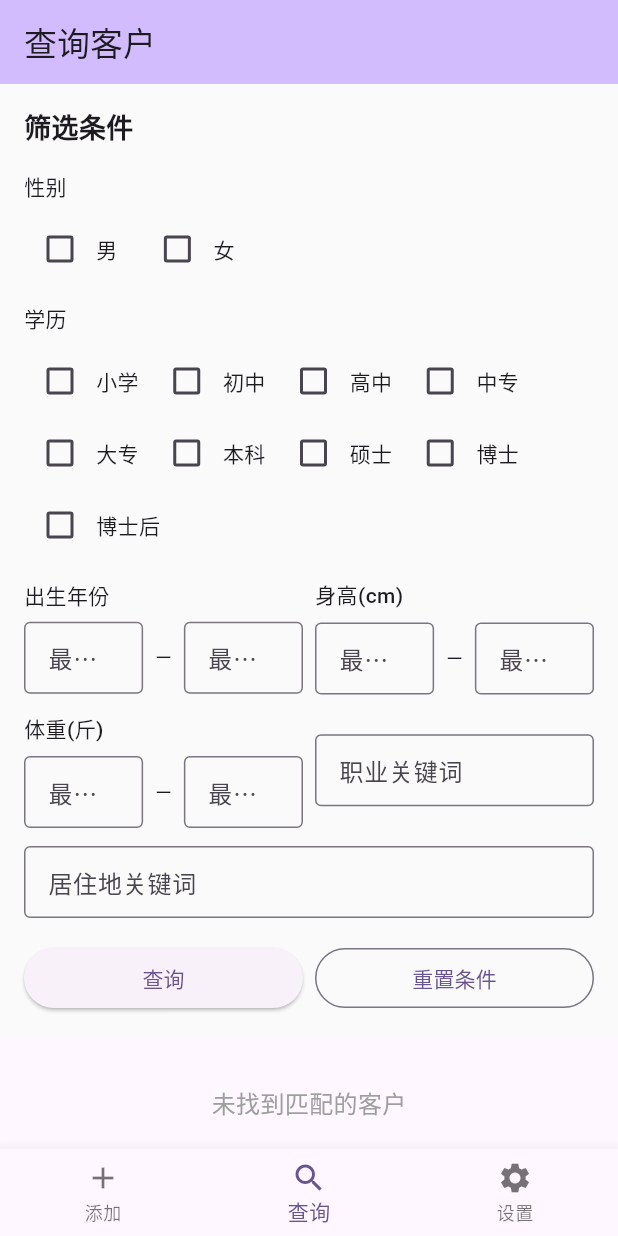
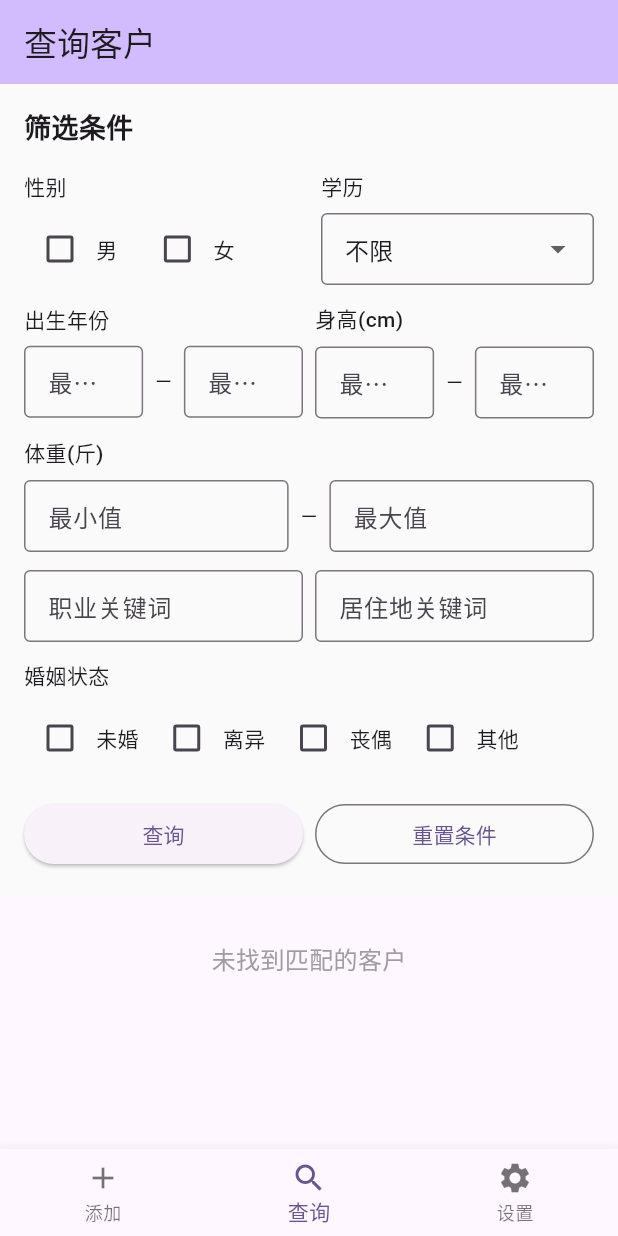
Before and after one commit to MiQieR/MatchBook, a Flutter app: the screen it shows after launch, item 2 of the bottom bar chosen, after a tap on "查询", on a phone screen of 412 x 824 dp. Run offline on Flutter 3.47's test engine with Material 3 defaults, Android fonts, the phone set to English and light mode, and no system bars; our stand-ins replace drift, drift_flutter; accounts and stored records are empty; generated files the repository leaves out were written again.

Commit message:
增加车、房、婚姻状态、有无小孩项目

```diff
--- a/lib/database/client.dart
+++ b/lib/database/client.dart
@@ -9,7 +9,6 @@ enum Gender {
 }
 
 enum Education {
-  primary('小学'),
   juniorHigh('初中'),
   seniorHigh('高中'),
   vocational('中专'),
@@ -20,6 +19,16 @@ enum Education {
   postdoc('博士后');
 
   const Education(this.label);
+  final String label;
+}
+
+enum MaritalStatus {
+  single('未婚'),
+  divorced('离异'),
+  widowed('丧偶'),
+  other('其他');
+
+  const MaritalStatus(this.label);
   final String label;
 }
 
@@ -36,6 +45,10 @@ class Clients extends Table {
   TextColumn get occupation => text()();
   TextColumn get familyInfo => text()();
   TextColumn get annualIncome => text()();
+  TextColumn get car => text()();
+  TextColumn get house => text()();
+  IntColumn get maritalStatus => intEnum<MaritalStatus>()();
+  TextColumn get children => text()();
   TextColumn get selfEvaluation => text()();
   TextColumn get partnerRequirements => text()();
 
--- a/lib/database/database.dart
+++ b/lib/database/database.dart
@@ -10,7 +10,7 @@ class AppDatabase extends _$AppDatabase {
   AppDatabase() : super(_openConnection());
 
   @override
-  int get schemaVersion => 2;
+  int get schemaVersion => 3;
 
   static QueryExecutor _openConnection() {
     return driftDatabase(
@@ -45,6 +45,7 @@ class AppDatabase extends _$AppDatabase {
     List<Education>? educations,
     String? occupation,
     String? residence,
+    List<MaritalStatus>? maritalStatuses,
   }) {
     final query = select(clients);
 
@@ -88,6 +89,10 @@ class AppDatabase extends _$AppDatabase {
       query.where((tbl) => tbl.residence.contains(residence));
     }
 
+    if (maritalStatuses != null && maritalStatuses.isNotEmpty) {
+      query.where((tbl) => tbl.maritalStatus.isIn(maritalStatuses.map((m) => m.index)));
+    }
+
     return query.get();
   }
 }
--- a/lib/pages/input_page.dart
+++ b/lib/pages/input_page.dart
@@ -19,6 +19,7 @@ class _InputPageState extends State<InputPage> {
 
   Gender? _selectedGender;
   Education? _selectedEducation;
+  MaritalStatus? _selectedMaritalStatus;
   bool _isSaving = false;
 
   @override
@@ -31,7 +32,8 @@ class _InputPageState extends State<InputPage> {
     final fields = [
       'recommender', 'clientId', 'birthYear',
       'birthPlace', 'residence', 'height', 'weight', 'occupation',
-      'familyInfo', 'annualIncome', 'selfEvaluation', 'partnerRequirements'
+      'familyInfo', 'annualIncome', 'car', 'house', 'children',
+      'selfEvaluation', 'partnerRequirements'
     ];
 
     for (String field in fields) {
@@ -40,6 +42,7 @@ class _InputPageState extends State<InputPage> {
     }
     _hasError['gender'] = false;
     _hasError['education'] = false;
+    _hasError['maritalStatus'] = false;
   }
 
   @override
@@ -71,6 +74,11 @@ class _InputPageState extends State<InputPage> {
 
     if (_selectedEducation == null) {
       _hasError['education'] = true;
+      hasValidationErrors = true;
+    }
+
+    if (_selectedMaritalStatus == null) {
+      _hasError['maritalStatus'] = true;
       hasValidationErrors = true;
     }
 
@@ -150,6 +158,10 @@ class _InputPageState extends State<InputPage> {
         occupation: drift.Value(_controllers['occupation']!.text.trim()),
         familyInfo: drift.Value(_controllers['familyInfo']!.text.trim()),
         annualIncome: drift.Value(_controllers['annualIncome']!.text.trim()),
+        car: drift.Value(_controllers['car']!.text.trim()),
+        house: drift.Value(_controllers['house']!.text.trim()),
+        maritalStatus: drift.Value(_selectedMaritalStatus!),
+        children: drift.Value(_controllers['children']!.text.trim()),
         selfEvaluation: drift.Value(_controllers['selfEvaluation']!.text.trim()),
         partnerRequirements: drift.Value(_controllers['partnerRequirements']!.text.trim()),
       );
@@ -190,6 +202,7 @@ class _InputPageState extends State<InputPage> {
     setState(() {
       _selectedGender = null;
       _selectedEducation = null;
+      _selectedMaritalStatus = null;
       _hasError.updateAll((key, value) => false);
     });
   }
@@ -225,6 +238,15 @@ class _InputPageState extends State<InputPage> {
               _buildTextField('职业', 'occupation'),
               _buildTextField('父母职业及家人几口', 'familyInfo'),
               _buildTextField('年收入', 'annualIncome'),
+              Row(
+                children: [
+                  Expanded(child: _buildTextField('车', 'car')),
+                  const SizedBox(width: 8),
+                  Expanded(child: _buildTextField('房', 'house')),
+                ],
+              ),
+              _buildMaritalStatusDropdown(),
+              _buildTextField('有无小孩', 'children', hint: '男女，几个，跟谁'),
               _buildTextField('自我评价', 'selfEvaluation', maxLines: 3),
               _buildTextField('择偶要求', 'partnerRequirements', maxLines: 3),
               const SizedBox(height: 24),
@@ -412,4 +434,48 @@ class _InputPageState extends State<InputPage> {
       ),
     );
   }
+
+  Widget _buildMaritalStatusDropdown() {
+    return Padding(
+      padding: const EdgeInsets.only(bottom: 12.0),
+      child: DropdownButtonFormField<MaritalStatus>(
+        decoration: InputDecoration(
+          labelText: '婚姻状态 *',
+          border: OutlineInputBorder(
+            borderSide: BorderSide(
+              color: _hasError['maritalStatus']! ? Colors.red : Colors.grey,
+            ),
+          ),
+          enabledBorder: OutlineInputBorder(
+            borderSide: BorderSide(
+              color: _hasError['maritalStatus']! ? Colors.red : Colors.grey.shade300,
+            ),
+          ),
+          focusedBorder: OutlineInputBorder(
+            borderSide: BorderSide(
+              color: _hasError['maritalStatus']! ? Colors.red : Theme.of(context).primaryColor,
+            ),
+          ),
+          filled: _hasError['maritalStatus']!,
+          fillColor: _hasError['maritalStatus']! ? Colors.red.shade50 : null,
+          labelStyle: TextStyle(
+            color: _hasError['maritalStatus']! ? Colors.red : null,
+          ),
+        ),
+        value: _selectedMaritalStatus,
+        items: MaritalStatus.values.map((MaritalStatus status) {
+          return DropdownMenuItem<MaritalStatus>(
+            value: status,
+            child: Text(status.label),
+          );
+        }).toList(),
+        onChanged: (MaritalStatus? value) {
+          setState(() {
+            _selectedMaritalStatus = value;
+            _hasError['maritalStatus'] = false;
+          });
+        },
+      ),
+    );
+  }
 }
--- a/lib/pages/search_page.dart
+++ b/lib/pages/search_page.dart
@@ -22,7 +22,8 @@ class _SearchPageState extends State<SearchPage> {
   final _residenceController = TextEditingController();
 
   final Set<Gender> _selectedGenders = {};
-  final Set<Education> _selectedEducations = {};
+  Education? _selectedEducation;
+  final Set<MaritalStatus> _selectedMaritalStatuses = {};
   List<Client> _searchResults = [];
   bool _isSearching = false;
 
@@ -59,9 +60,10 @@ class _SearchPageState extends State<SearchPage> {
             ? int.tryParse(_minWeightController.text) : null,
         maxWeight: _maxWeightController.text.isNotEmpty
             ? int.tryParse(_maxWeightController.text) : null,
-        educations: _selectedEducations.isNotEmpty ? _selectedEducations.toList() : null,
+        educations: _selectedEducation != null ? [_selectedEducation!] : null,
         occupation: _occupationController.text.isNotEmpty ? _occupationController.text : null,
         residence: _residenceController.text.isNotEmpty ? _residenceController.text : null,
+        maritalStatuses: _selectedMaritalStatuses.isNotEmpty ? _selectedMaritalStatuses.toList() : null,
       );
 
       setState(() {
@@ -89,7 +91,8 @@ class _SearchPageState extends State<SearchPage> {
       _occupationController.clear();
       _residenceController.clear();
       _selectedGenders.clear();
-      _selectedEducations.clear();
+      _selectedEducation = null;
+      _selectedMaritalStatuses.clear();
       _searchResults.clear();
     });
   }
@@ -117,9 +120,13 @@ class _SearchPageState extends State<SearchPage> {
                 children: [
                   const Text('筛选条件', style: TextStyle(fontSize: 18, fontWeight: FontWeight.bold)),
                   const SizedBox(height: 16),
-                  _buildGenderFilter(),
-                  const SizedBox(height: 12),
-                  _buildEducationFilter(),
+                  Row(
+                    children: [
+                      Expanded(child: _buildGenderFilter()),
+                      const SizedBox(width: 16),
+                      Expanded(child: _buildEducationDropdown()),
+                    ],
+                  ),
                   const SizedBox(height: 12),
                   Row(
                     children: [
@@ -129,10 +136,10 @@ class _SearchPageState extends State<SearchPage> {
                     ],
                   ),
                   const SizedBox(height: 12),
+                  _buildRangeField('体重(斤)', _minWeightController, _maxWeightController),
+                  const SizedBox(height: 12),
                   Row(
                     children: [
-                      Expanded(child: _buildRangeField('体重(斤)', _minWeightController, _maxWeightController)),
-                      const SizedBox(width: 8),
                       Expanded(
                         child: TextField(
                           controller: _occupationController,
@@ -143,17 +150,21 @@ class _SearchPageState extends State<SearchPage> {
                           ),
                         ),
                       ),
+                      const SizedBox(width: 8),
+                      Expanded(
+                        child: TextField(
+                          controller: _residenceController,
+                          decoration: const InputDecoration(
+                            labelText: '居住地关键词',
+                            border: OutlineInputBorder(),
+                            isDense: true,
+                          ),
+                        ),
+                      ),
                     ],
                   ),
                   const SizedBox(height: 12),
-                  TextField(
-                    controller: _residenceController,
-                    decoration: const InputDecoration(
-                      labelText: '居住地关键词',
-                      border: OutlineInputBorder(),
-                      isDense: true,
-                    ),
-                  ),
+                  _buildMaritalStatusFilter(),
                   const SizedBox(height: 16),
                   Row(
                     children: [
@@ -240,30 +251,65 @@ class _SearchPageState extends State<SearchPage> {
     );
   }
 
-  Widget _buildEducationFilter() {
+  Widget _buildEducationDropdown() {
     return Column(
       crossAxisAlignment: CrossAxisAlignment.start,
       children: [
         const Text('学历', style: TextStyle(fontWeight: FontWeight.w500)),
         const SizedBox(height: 8),
+        DropdownButtonFormField<Education>(
+          decoration: const InputDecoration(
+            hintText: '选择学历',
+            border: OutlineInputBorder(),
+            isDense: true,
+          ),
+          value: _selectedEducation,
+          items: [
+            const DropdownMenuItem<Education>(
+              value: null,
+              child: Text('不限'),
+            ),
+            ...Education.values.map((Education education) {
+              return DropdownMenuItem<Education>(
+                value: education,
+                child: Text(education.label),
+              );
+            }),
+          ],
+          onChanged: (Education? value) {
+            setState(() {
+              _selectedEducation = value;
+            });
+          },
+        ),
+      ],
+    );
+  }
+
+  Widget _buildMaritalStatusFilter() {
+    return Column(
+      crossAxisAlignment: CrossAxisAlignment.start,
+      children: [
+        const Text('婚姻状态', style: TextStyle(fontWeight: FontWeight.w500)),
+        const SizedBox(height: 8),
         Wrap(
-          children: Education.values.map((education) {
+          children: MaritalStatus.values.map((status) {
             return Row(
               mainAxisSize: MainAxisSize.min,
               children: [
                 Checkbox(
-                  value: _selectedEducations.contains(education),
+                  value: _selectedMaritalStatuses.contains(status),
                   onChanged: (bool? value) {
                     setState(() {
                       if (value == true) {
-                        _selectedEducations.add(education);
+                        _selectedMaritalStatuses.add(status);
                       } else {
-                        _selectedEducations.remove(education);
+                        _selectedMaritalStatuses.remove(status);
                       }
                     });
                   },
                 ),
-                Text(education.label),
+                Text(status.label),
                 const SizedBox(width: 8),
               ],
             );
@@ -367,6 +413,10 @@ class _SearchPageState extends State<SearchPage> {
             _buildInfoRow('职业', client.occupation),
             _buildInfoRow('家庭情况', client.familyInfo),
             _buildInfoRow('年收入', client.annualIncome),
+            _buildInfoRow('车', client.car),
+            _buildInfoRow('房', client.house),
+            _buildInfoRow('婚姻状态', client.maritalStatus.label),
+            _buildInfoRow('有无小孩', client.children),
             if (client.selfEvaluation.isNotEmpty) ...[
               const SizedBox(height: 8),
               const Text('自我评价:', style: TextStyle(fontWeight: FontWeight.w500)),
```
Also changed, not shown: .claude/settings.local.json, lib/database/database.g.dart.
